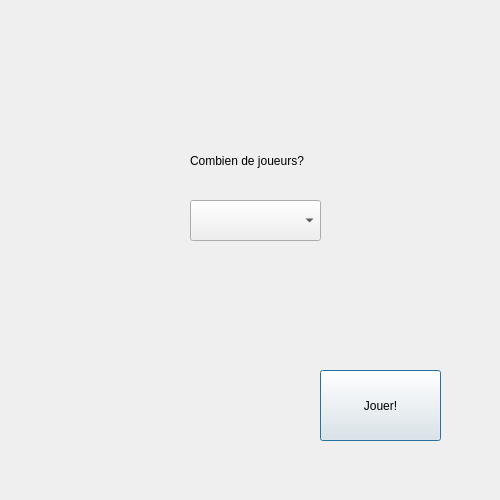
Above: Minopoly/src/menudialog.ui from chrisvair/minopoly before the change. Below: the same form after it.
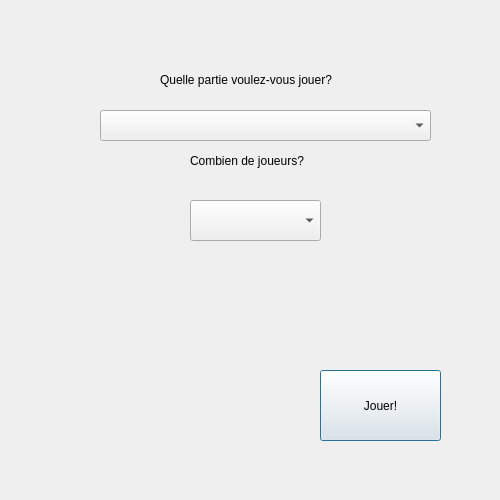
That is the form after the change.

The edit to the form file:
```diff
--- a/Minopoly/src/menudialog.ui
+++ b/Minopoly/src/menudialog.ui
@@ -43,6 +43,7 @@
     <rect>
      <x>190</x>
      <y>140</y>
+     <y>210</y>
      <width>131</width>
      <height>41</height>
     </rect>
@@ -74,6 +75,29 @@
     <string>Jouer!</string>
    </property>
   </widget>
+  <widget class="QLabel" name="gameSelectionQuestion">
+   <property name="geometry">
+    <rect>
+     <x>160</x>
+     <y>70</y>
+     <width>191</width>
+     <height>20</height>
+    </rect>
+   </property>
+   <property name="text">
+    <string>Quelle partie voulez-vous jouer?</string>
+   </property>
+  </widget>
+  <widget class="QComboBox" name="gameSelection">
+   <property name="geometry">
+    <rect>
+     <x>100</x>
+     <y>110</y>
+     <width>331</width>
+     <height>31</height>
+    </rect>
+   </property>
+  </widget>
  </widget>
  <resources/>
  <connections/>
```
Left out of the diff: 1 changed line with no effect on the pictures.
